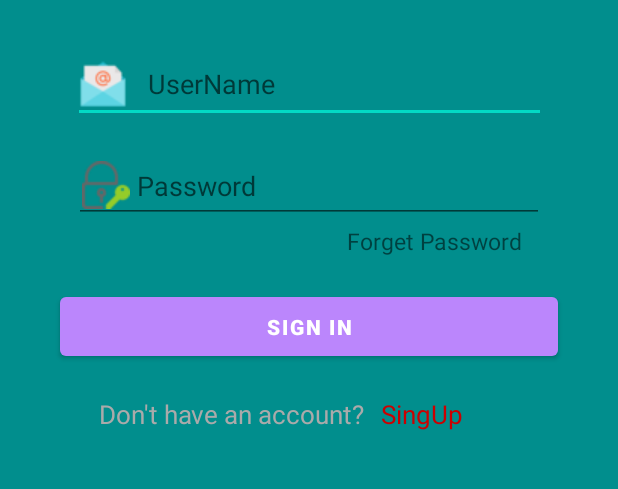
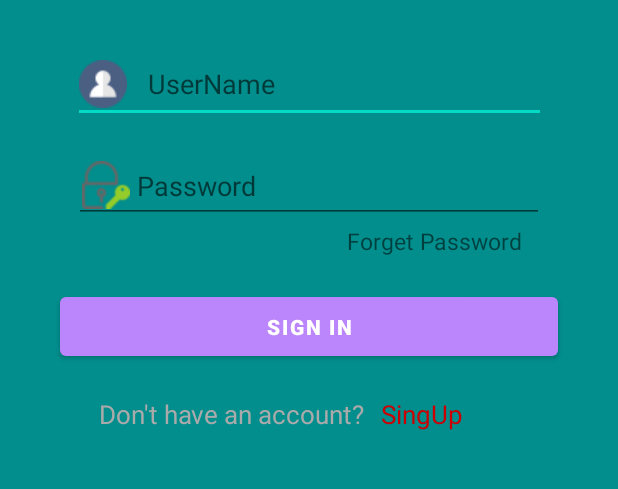
Before and after one commit to jitendra1404/AndroidProject25B, an Android app: the LoginActivity screen opened directly, with no data from a screen before it, on a phone screen of 412 x 824 dp, the part 435-924 px from its top. Run offline under Robolectric (Android 15) with nearby library versions, the phone set to English and light mode, and no system bars.

```diff
--- a/app/src/main/res/layout/activity_login.xml
+++ b/app/src/main/res/layout/activity_login.xml
@@ -18,7 +18,7 @@
             android:layout_height="52dp"
             android:layout_marginHorizontal="50dp"
             android:layout_marginTop="50dp"
-            android:drawableStart="@drawable/email_102148"
+            android:drawableStart="@drawable/user"
             android:ems="10"
             android:hint="   UserName "
             android:inputType="textEmailAddress"
```
